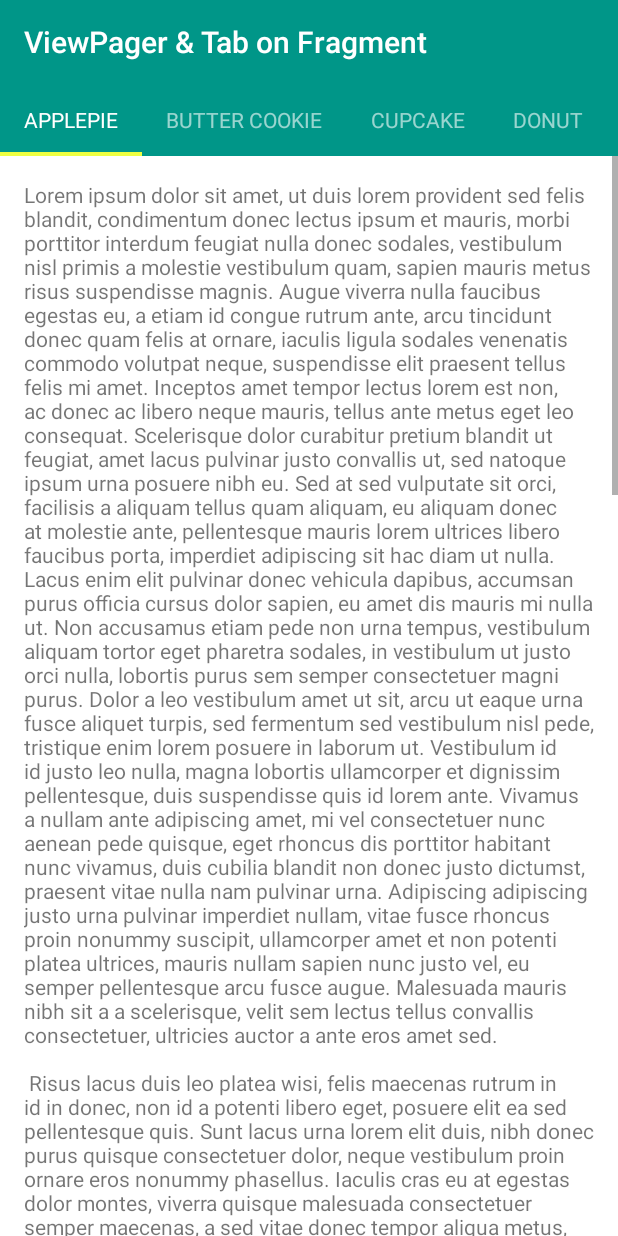
After one commit to ksoichiro/Android-ObservableScrollView, an Android app: the ViewPagerTabFragmentActivity screen opened directly, with no data from a screen before it, on a phone screen of 412 x 824 dp. The commit adds this screen. Run offline under Robolectric (Android 15) with nearby library versions, the phone set to English and light mode, and no system bars; libraries missing offline, so code that uses them is left out: com.nineoldandroids.animation, com.nineoldandroids.view.

Commit message:
Add an example of ViewPagerTab pattern using nested Fragments. #36

```diff
--- /dev/null
+++ b/observablescrollview-samples/src/main/java/com/github/ksoichiro/android/observablescrollview/samples/ViewPagerTabFragmentActivity.java
@@ -0,0 +1,45 @@
+/*
+ * Copyright 2014 Soichiro Kashima
+ *
+ * Licensed under the Apache License, Version 2.0 (the "License");
+ * you may not use this file except in compliance with the License.
+ * You may obtain a copy of the License at
+ *
+ *     http://www.apache.org/licenses/LICENSE-2.0
+ *
+ * Unless required by applicable law or agreed to in writing, software
+ * distributed under the License is distributed on an "AS IS" BASIS,
+ * WITHOUT WARRANTIES OR CONDITIONS OF ANY KIND, either express or implied.
+ * See the License for the specific language governing permissions and
+ * limitations under the License.
+ */
+
+package com.github.ksoichiro.android.observablescrollview.samples;
+
+import android.os.Bundle;
+import android.support.v4.app.FragmentManager;
+import android.support.v4.app.FragmentTransaction;
+import android.support.v7.widget.Toolbar;
+
+/**
+ * This activity just provides a toolbar.
+ * Toolbar is manipulated by ViewPagerTabFragmentParentFragment.
+ */
+public class ViewPagerTabFragmentActivity extends BaseActivity {
+
+    @Override
+    protected void onCreate(Bundle savedInstanceState) {
+        super.onCreate(savedInstanceState);
+        setContentView(R.layout.activity_viewpagertabfragment);
+        setSupportActionBar((Toolbar) findViewById(R.id.toolbar));
+
+        FragmentManager fm = getSupportFragmentManager();
+        if (fm.findFragmentByTag(ViewPagerTabFragmentParentFragment.FRAGMENT_TAG) == null) {
+            FragmentTransaction ft = fm.beginTransaction();
+            ft.add(R.id.fragment, new ViewPagerTabFragmentParentFragment(),
+                    ViewPagerTabFragmentParentFragment.FRAGMENT_TAG);
+            ft.commit();
+            fm.executePendingTransactions();
+        }
+    }
+}
--- /dev/null
+++ b/observablescrollview-samples/src/main/java/com/github/ksoichiro/android/observablescrollview/samples/ViewPagerTabFragmentListViewFragment.java
@@ -0,0 +1,50 @@
+/*
+ * Copyright 2014 Soichiro Kashima
+ *
+ * Licensed under the Apache License, Version 2.0 (the "License");
+ * you may not use this file except in compliance with the License.
+ * You may obtain a copy of the License at
+ *
+ *     http://www.apache.org/licenses/LICENSE-2.0
+ *
+ * Unless required by applicable law or agreed to in writing, software
+ * distributed under the License is distributed on an "AS IS" BASIS,
+ * WITHOUT WARRANTIES OR CONDITIONS OF ANY KIND, either express or implied.
+ * See the License for the specific language governing permissions and
+ * limitations under the License.
+ */
+
+package com.github.ksoichiro.android.observablescrollview.samples;
+
+import android.os.Bundle;
+import android.support.v4.app.Fragment;
+import android.view.LayoutInflater;
+import android.view.View;
+import android.view.ViewGroup;
+
+import com.github.ksoichiro.android.observablescrollview.ObservableListView;
+import com.github.ksoichiro.android.observablescrollview.ObservableScrollViewCallbacks;
+
+/**
+ * Fragment for ViewPagerTabFragmentActivity.
+ * ScrollView callbacks are handled by its parent fragment, not its parent activity.
+ */
+public class ViewPagerTabFragmentListViewFragment extends BaseFragment {
+    @Override
+    public View onCreateView(LayoutInflater inflater, ViewGroup container, Bundle savedInstanceState) {
+        View view = inflater.inflate(R.layout.fragment_listview, container, false);
+
+        final ObservableListView listView = (ObservableListView) view.findViewById(R.id.scroll);
+        setDummyData(listView);
+
+        Fragment parentFragment = getParentFragment();
+        ViewGroup viewGroup = (ViewGroup) parentFragment.getView();
+        if (viewGroup != null) {
+            listView.setTouchInterceptionViewGroup((ViewGroup) viewGroup.findViewById(R.id.container));
+            if (parentFragment instanceof ObservableScrollViewCallbacks) {
+                listView.setScrollViewCallbacks((ObservableScrollViewCallbacks) parentFragment);
+            }
+        }
+        return view;
+    }
+}
--- /dev/null
+++ b/observablescrollview-samples/src/main/java/com/github/ksoichiro/android/observablescrollview/samples/ViewPagerTabFragmentParentFragment.java
@@ -0,0 +1,305 @@
+/*
+ * Copyright 2014 Soichiro Kashima
+ *
+ * Licensed under the Apache License, Version 2.0 (the "License");
+ * you may not use this file except in compliance with the License.
+ * You may obtain a copy of the License at
+ *
+ *     http://www.apache.org/licenses/LICENSE-2.0
+ *
+ * Unless required by applicable law or agreed to in writing, software
+ * distributed under the License is distributed on an "AS IS" BASIS,
+ * WITHOUT WARRANTIES OR CONDITIONS OF ANY KIND, either express or implied.
+ * See the License for the specific language governing permissions and
+ * limitations under the License.
+ */
+
+package com.github.ksoichiro.android.observablescrollview.samples;
+
+import android.os.Bundle;
+import android.support.v4.app.Fragment;
+import android.support.v4.app.FragmentManager;
+import android.support.v4.app.FragmentStatePagerAdapter;
+import android.support.v4.view.ViewPager;
+import android.support.v7.app.ActionBarActivity;
+import android.util.SparseArray;
+import android.view.LayoutInflater;
+import android.view.MotionEvent;
+import android.view.View;
+import android.view.ViewConfiguration;
+import android.view.ViewGroup;
+import android.widget.FrameLayout;
+
+import com.github.ksoichiro.android.observablescrollview.ObservableScrollViewCallbacks;
+import com.github.ksoichiro.android.observablescrollview.ScrollState;
+import com.github.ksoichiro.android.observablescrollview.ScrollUtils;
+import com.github.ksoichiro.android.observablescrollview.Scrollable;
+import com.github.ksoichiro.android.observablescrollview.TouchInterceptionFrameLayout;
+import com.google.samples.apps.iosched.ui.widget.SlidingTabLayout;
+import com.nineoldandroids.animation.ValueAnimator;
+import com.nineoldandroids.view.ViewHelper;
+
+/**
+ * This fragment manages ViewPager and its child Fragments.
+ * Scrolling techniques are basically the same as ViewPagerTab2Activity.
+ */
+public class ViewPagerTabFragmentParentFragment extends BaseFragment implements ObservableScrollViewCallbacks {
+    public static final String FRAGMENT_TAG = "fragment";
+
+    private TouchInterceptionFrameLayout mInterceptionLayout;
+    private ViewPager mPager;
+    private NavigationAdapter mPagerAdapter;
+    private int mSlop;
+    private boolean mScrolled;
+    private ScrollState mLastScrollState;
+
+    @Override
+    public View onCreateView(LayoutInflater inflater, ViewGroup container, Bundle savedInstanceState) {
+        View view = inflater.inflate(R.layout.fragment_viewpagertabfragment_parent, container, false);
+
+        ActionBarActivity parentActivity = (ActionBarActivity) getActivity();
+        mPagerAdapter = new NavigationAdapter(getChildFragmentManager());
+        mPager = (ViewPager) view.findViewById(R.id.pager);
+        mPager.setAdapter(mPagerAdapter);
+
+        SlidingTabLayout slidingTabLayout = (SlidingTabLayout) view.findViewById(R.id.sliding_tabs);
+        slidingTabLayout.setCustomTabView(R.layout.tab_indicator, android.R.id.text1);
+        slidingTabLayout.setSelectedIndicatorColors(getResources().getColor(R.color.accent));
+        slidingTabLayout.setDistributeEvenly(true);
+        slidingTabLayout.setViewPager(mPager);
+
+        ViewConfiguration vc = ViewConfiguration.get(parentActivity);
+        mSlop = vc.getScaledTouchSlop();
+        mInterceptionLayout = (TouchInterceptionFrameLayout) view.findViewById(R.id.container);
+        mInterceptionLayout.setScrollInterceptionListener(mInterceptionListener);
+
+        return view;
+    }
+
+    @Override
+    public void onScrollChanged(int scrollY, boolean firstScroll, boolean dragging) {
+    }
+
+    @Override
+    public void onDownMotionEvent() {
+    }
+
+    @Override
+    public void onUpOrCancelMotionEvent(ScrollState scrollState) {
+        if (!mScrolled) {
+            // This event can be used only when TouchInterceptionFrameLayout
+            // doesn't handle the consecutive events.
+            adjustToolbar(scrollState);
+        }
+    }
+
+    private TouchInterceptionFrameLayout.TouchInterceptionListener mInterceptionListener = new TouchInterceptionFrameLayout.TouchInterceptionListener() {
+        @Override
+        public boolean shouldInterceptTouchEvent(MotionEvent ev, boolean moving, float diffX, float diffY) {
+            if (!mScrolled && mSlop < Math.abs(diffX) && Math.abs(diffY) < Math.abs(diffX)) {
+                // Horizontal scroll is maybe handled by ViewPager
+                return false;
+            }
+
+            Scrollable scrollable = getCurrentScrollable();
+            if (scrollable == null) {
+                mScrolled = false;
+                return false;
+            }
+
+            // If interceptionLayout can move, it should intercept.
+            // And once it begins to move, horizontal scroll shouldn't work any longer.
+            View toolbarView = getActivity().findViewById(R.id.toolbar);
+            int toolbarHeight = toolbarView.getHeight();
+            int translationY = (int) ViewHelper.getTranslationY(mInterceptionLayout);
+            boolean scrollingUp = 0 < diffY;
+            boolean scrollingDown = diffY < 0;
+            if (scrollingUp) {
+                if (translationY < 0) {
+                    mScrolled = true;
+                    mLastScrollState = ScrollState.UP;
+                    return true;
+                }
+            } else if (scrollingDown) {
+                if (-toolbarHeight < translationY) {
+                    mScrolled = true;
+                    mLastScrollState = ScrollState.DOWN;
+                    return true;
+                }
+            }
+            mScrolled = false;
+            return false;
+        }
+
+        @Override
+        public void onDownMotionEvent(MotionEvent ev) {
+        }
+
+        @Override
+        public void onMoveMotionEvent(MotionEvent ev, float diffX, float diffY) {
+            View toolbarView = getActivity().findViewById(R.id.toolbar);
+            float translationY = ScrollUtils.getFloat(ViewHelper.getTranslationY(mInterceptionLayout) + diffY, -toolbarView.getHeight(), 0);
+            ViewHelper.setTranslationY(mInterceptionLayout, translationY);
+            ViewHelper.setTranslationY(toolbarView, translationY);
+            if (translationY < 0) {
+                FrameLayout.LayoutParams lp = (FrameLayout.LayoutParams) mInterceptionLayout.getLayoutParams();
+                lp.height = (int) (-translationY + getScreenHeight());
+                mInterceptionLayout.requestLayout();
+            }
+        }
+
+        @Override
+        public void onUpOrCancelMotionEvent(MotionEvent ev) {
+            mScrolled = false;
+            adjustToolbar(mLastScrollState);
+        }
+    };
+
+    private Scrollable getCurrentScrollable() {
+        Fragment fragment = getCurrentFragment();
+        if (fragment == null) {
+            return null;
+        }
+        View view = fragment.getView();
+        if (view == null) {
+            return null;
+        }
+        return (Scrollable) view.findViewById(R.id.scroll);
+    }
+
+    private void adjustToolbar(ScrollState scrollState) {
+        View toolbarView = getActivity().findViewById(R.id.toolbar);
+        int toolbarHeight = toolbarView.getHeight();
+        final Scrollable scrollable = getCurrentScrollable();
+        if (scrollable == null) {
+            return;
+        }
+        int scrollY = scrollable.getCurrentScrollY();
+        if (scrollState == ScrollState.DOWN) {
+            showToolbar();
+        } else if (scrollState == ScrollState.UP) {
+            if (toolbarHeight <= scrollY) {
+                hideToolbar();
+            } else {
+                showToolbar();
+            }
+        } else if (!toolbarIsShown() && !toolbarIsHidden()) {
+            // Toolbar is moving but doesn't know which to move:
+            // you can change this to hideToolbar()
+            showToolbar();
+        }
+    }
+
+    private Fragment getCurrentFragment() {
+        return mPagerAdapter.getItemAt(mPager.getCurrentItem());
+    }
+
+    private boolean toolbarIsShown() {
+        return ViewHelper.getTranslationY(mInterceptionLayout) == 0;
+    }
+
+    private boolean toolbarIsHidden() {
+        View view = getView();
+        if (view == null) {
+            return false;
+        }
+        View toolbarView = getActivity().findViewById(R.id.toolbar);
+        return ViewHelper.getTranslationY(mInterceptionLayout) == -toolbarView.getHeight();
+    }
+
+    private void showToolbar() {
+        animateToolbar(0);
+    }
+
+    private void hideToolbar() {
+        View toolbarView = getActivity().findViewById(R.id.toolbar);
+        animateToolbar(-toolbarView.getHeight());
+    }
+
+    private void animateToolbar(final float toY) {
+        float layoutTranslationY = ViewHelper.getTranslationY(mInterceptionLayout);
+        if (layoutTranslationY != toY) {
+            ValueAnimator animator = ValueAnimator.ofFloat(ViewHelper.getTranslationY(mInterceptionLayout), toY).setDuration(200);
+            animator.addUpdateListener(new ValueAnimator.AnimatorUpdateListener() {
+                @Override
+                public void onAnimationUpdate(ValueAnimator animation) {
+                    float translationY = (float) animation.getAnimatedValue();
+                    View toolbarView = getActivity().findViewById(R.id.toolbar);
+                    ViewHelper.setTranslationY(mInterceptionLayout, translationY);
+                    ViewHelper.setTranslationY(toolbarView, translationY);
+                    if (translationY < 0) {
+                        FrameLayout.LayoutParams lp = (FrameLayout.LayoutParams) mInterceptionLayout.getLayoutParams();
+                        lp.height = (int) (-translationY + getScreenHeight());
+                        mInterceptionLayout.requestLayout();
+                    }
+                }
+            });
+            animator.start();
+        }
+    }
+
+    /**
+     * This adapter provides two types of fragments as an example.
+     * {@linkplain #getItem(int)} should be modified if you use this example for your app.
+     */
+    private static class NavigationAdapter extends FragmentStatePagerAdapter {
+
+        private static final String[] TITLES = new String[]{"Applepie", "Butter Cookie", "Cupcake", "Donut", "Eclair", "Froyo", "Gingerbread", "Honeycomb", "Ice Cream Sandwich", "Jelly Bean", "KitKat", "Lollipop"};
+
+        private SparseArray<Fragment> mPages;
+
+        public NavigationAdapter(FragmentManager fm) {
+            super(fm);
+            mPages = new SparseArray<Fragment>();
+        }
+
+        @Override
+        public Fragment getItem(int position) {
+            Fragment f;
+            final int pattern = position % 5;
+            switch (pattern) {
+                case 0:
+                    f = new ViewPagerTabFragmentScrollViewFragment();
+                    break;
+                case 1:
+                    f = new ViewPagerTabFragmentListViewFragment();
+                    break;
+                case 2:
+                    f = new ViewPagerTabFragmentRecyclerViewFragment();
+                    break;
+                case 3:
+                    f = new ViewPagerTabFragmentGridViewFragment();
+                    break;
+                case 4:
+                default:
+                    f = new ViewPagerTabFragmentWebViewFragment();
+                    break;
+            }
+            // We should cache fragments manually to access to them later
+            mPages.put(position, f);
+            return f;
+        }
+
+        public Fragment getItemAt(int position) {
+            return mPages.get(position);
+        }
+
+        @Override
+        public int getCount() {
+            return TITLES.length;
+        }
+
+        @Override
+        public void destroyItem(ViewGroup container, int position, Object object) {
+            if (0 <= mPages.indexOfKey(position)) {
+                mPages.remove(position);
+            }
+            super.destroyItem(container, position, object);
+        }
+
+        @Override
+        public CharSequence getPageTitle(int position) {
+            return TITLES[position];
+        }
+    }
+}
--- /dev/null
+++ b/observablescrollview-samples/src/main/java/com/github/ksoichiro/android/observablescrollview/samples/ViewPagerTabFragmentScrollViewFragment.java
@@ -0,0 +1,48 @@
+/*
+ * Copyright 2014 Soichiro Kashima
+ *
+ * Licensed under the Apache License, Version 2.0 (the "License");
+ * you may not use this file except in compliance with the License.
+ * You may obtain a copy of the License at
+ *
+ *     http://www.apache.org/licenses/LICENSE-2.0
+ *
+ * Unless required by applicable law or agreed to in writing, software
+ * distributed under the License is distributed on an "AS IS" BASIS,
+ * WITHOUT WARRANTIES OR CONDITIONS OF ANY KIND, either express or implied.
+ * See the License for the specific language governing permissions and
+ * limitations under the License.
+ */
+
+package com.github.ksoichiro.android.observablescrollview.samples;
+
+import android.os.Bundle;
+import android.support.v4.app.Fragment;
+import android.view.LayoutInflater;
+import android.view.View;
+import android.view.ViewGroup;
+
+import com.github.ksoichiro.android.observablescrollview.ObservableScrollView;
+import com.github.ksoichiro.android.observablescrollview.ObservableScrollViewCallbacks;
+
+/**
+ * Fragment for ViewPagerTabFragmentActivity.
+ * ScrollView callbacks are handled by its parent fragment, not its parent activity.
+ */
+public class ViewPagerTabFragmentScrollViewFragment extends BaseFragment {
+    @Override
+    public View onCreateView(LayoutInflater inflater, ViewGroup container, Bundle savedInstanceState) {
+        View view = inflater.inflate(R.layout.fragment_scrollview_noheader, container, false);
+
+        final ObservableScrollView scrollView = (ObservableScrollView) view.findViewById(R.id.scroll);
+        Fragment parentFragment = getParentFragment();
+        ViewGroup viewGroup = (ViewGroup) parentFragment.getView();
+        if (viewGroup != null) {
+            scrollView.setTouchInterceptionViewGroup((ViewGroup) viewGroup.findViewById(R.id.container));
+            if (parentFragment instanceof ObservableScrollViewCallbacks) {
+                scrollView.setScrollViewCallbacks((ObservableScrollViewCallbacks) parentFragment);
+            }
+        }
+        return view;
+    }
+}
--- /dev/null
+++ b/observablescrollview-samples/src/main/res/layout/activity_viewpagertabfragment.xml
@@ -0,0 +1,34 @@
+<!--
+  Copyright 2014 Soichiro Kashima
+
+  Licensed under the Apache License, Version 2.0 (the "License");
+  you may not use this file except in compliance with the License.
+  You may obtain a copy of the License at
+
+      http://www.apache.org/licenses/LICENSE-2.0
+
+  Unless required by applicable law or agreed to in writing, software
+  distributed under the License is distributed on an "AS IS" BASIS,
+  WITHOUT WARRANTIES OR CONDITIONS OF ANY KIND, either express or implied.
+  See the License for the specific language governing permissions and
+  limitations under the License.
+-->
+<FrameLayout xmlns:android="http://schemas.android.com/apk/res/android"
+    xmlns:app="http://schemas.android.com/apk/res-auto"
+    android:layout_width="match_parent"
+    android:layout_height="match_parent">
+
+    <FrameLayout
+        android:id="@+id/fragment"
+        android:layout_width="match_parent"
+        android:layout_height="match_parent" />
+
+    <android.support.v7.widget.Toolbar
+        android:id="@+id/toolbar"
+        android:layout_width="match_parent"
+        android:layout_height="wrap_content"
+        android:background="?attr/colorPrimary"
+        android:minHeight="?attr/actionBarSize"
+        app:popupTheme="@style/Theme.AppCompat.Light.DarkActionBar"
+        app:theme="@style/Toolbar" />
+</FrameLayout>
--- /dev/null
+++ b/observablescrollview-samples/src/main/res/layout/fragment_viewpagertabfragment_parent.xml
@@ -0,0 +1,46 @@
+<!--
+  Copyright 2014 Soichiro Kashima
+
+  Licensed under the Apache License, Version 2.0 (the "License");
+  you may not use this file except in compliance with the License.
+  You may obtain a copy of the License at
+
+      http://www.apache.org/licenses/LICENSE-2.0
+
+  Unless required by applicable law or agreed to in writing, software
+  distributed under the License is distributed on an "AS IS" BASIS,
+  WITHOUT WARRANTIES OR CONDITIONS OF ANY KIND, either express or implied.
+  See the License for the specific language governing permissions and
+  limitations under the License.
+-->
+<com.github.ksoichiro.android.observablescrollview.TouchInterceptionFrameLayout xmlns:android="http://schemas.android.com/apk/res/android"
+    android:id="@+id/container"
+    android:layout_width="match_parent"
+    android:layout_height="match_parent"
+    android:background="@color/primary"
+    android:paddingTop="?attr/actionBarSize">
+
+    <!--
+    Padding for ViewPager must be set outside the ViewPager itself
+    because with padding, EdgeEffect of ViewPager become strange.
+    -->
+    <FrameLayout
+        android:id="@+id/pager_wrapper"
+        android:layout_width="match_parent"
+        android:layout_height="match_parent"
+        android:paddingTop="@dimen/tab_height">
+
+        <android.support.v4.view.ViewPager
+            android:id="@+id/pager"
+            android:layout_width="match_parent"
+            android:layout_height="match_parent"
+            android:background="@android:color/white" />
+    </FrameLayout>
+
+    <com.google.samples.apps.iosched.ui.widget.SlidingTabLayout
+        android:id="@+id/sliding_tabs"
+        android:layout_width="match_parent"
+        android:layout_height="@dimen/tab_height"
+        android:background="@color/primary" />
+
+</com.github.ksoichiro.android.observablescrollview.TouchInterceptionFrameLayout>
--- a/observablescrollview-samples/src/main/res/values/strings.xml
+++ b/observablescrollview-samples/src/main/res/values/strings.xml
@@ -49,6 +49,7 @@
     <string name="title_activity_toolbarcontrolrecyclerview">RecyclerView &amp; Quick return toolbar &amp; Sticky view</string>
     <string name="title_activity_toolbarcontrolscrollview">ScrollView &amp; Quick return toolbar &amp; Sticky view</string>
     <string name="title_activity_toolbarcontrolwebview">WebView &amp; Quick return toolbar &amp; Sticky view</string>
+    <string name="title_activity_viewpagertabfragment">ViewPager &amp; Tab on Fragment</string>
     <string name="title_activity_viewpagertab2">Another implementation of ViewPagerTabActivity</string>
     <string name="title_activity_viewpagertab">ViewPager &amp; Tab &amp; Different fragments</string>
     <string name="title_activity_viewpagertablistview">ViewPager &amp; Tab &amp; ListView</string>
```
Also changed, not shown: observablescrollview-samples/src/main/AndroidManifest.xml (+10 -0 lines), observablescrollview-samples/src/main/java/com/github/ksoichiro/android/observablescrollview/samples/BaseFragment.java (+25 -0 lines), observablescrollview-samples/src/main/java/com/github/ksoichiro/android/observablescrollview/samples/ViewPagerTabFragmentGridViewFragment.java (added, +50 -0 lines), observablescrollview-samples/src/main/java/com/github/ksoichiro/android/observablescrollview/samples/ViewPagerTabFragmentRecyclerViewFragment.java (added, +53 -0 lines), observablescrollview-samples/src/main/java/com/github/ksoichiro/android/observablescrollview/samples/ViewPagerTabFragmentWebViewFragment.java (added, +49 -0 lines).
